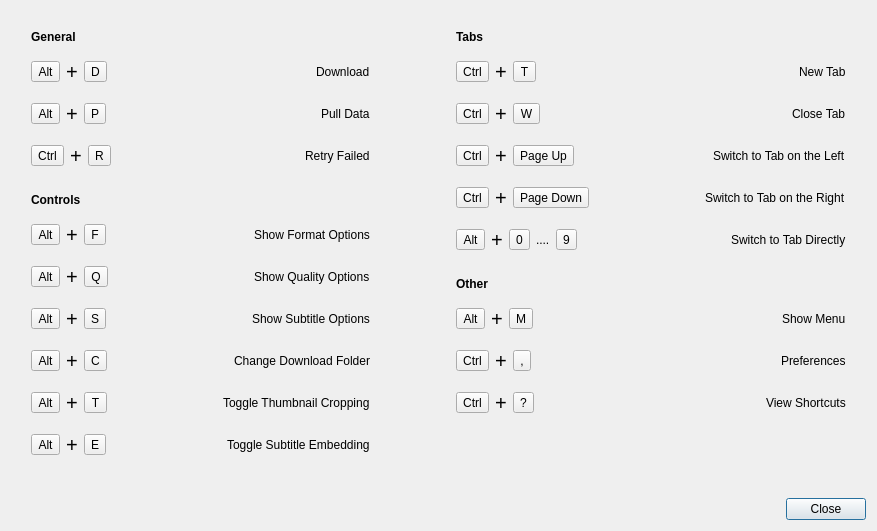
Qt form src/media_downloader/ui/keyboard_shortcuts_dialog.ui (markop404/media-downloader) before a commit.
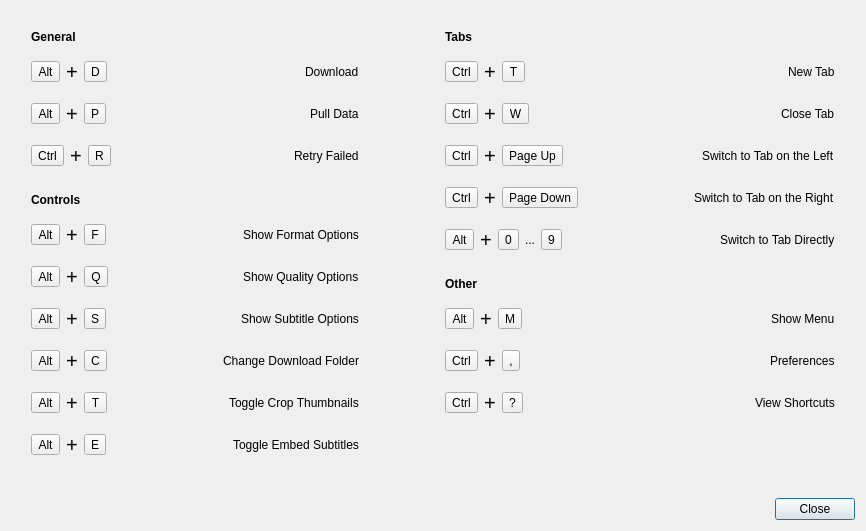
The same form after that commit.

What changed in the file:
```diff
--- a/src/media_downloader/ui/keyboard_shortcuts_dialog.ui
+++ b/src/media_downloader/ui/keyboard_shortcuts_dialog.ui
@@ -708,7 +708,7 @@
          <item>
           <widget class="QLabel" name="shortcutDescriptionLabel11">
            <property name="text">
-            <string>Toggle Thumbnail Cropping</string>
+            <string>Toggle Crop Thumbnails</string>
            </property>
            <property name="textInteractionFlags">
             <set>Qt::TextInteractionFlag::LinksAccessibleByMouse|Qt::TextInteractionFlag::TextSelectableByMouse</set>
@@ -787,7 +787,7 @@
          <item>
           <widget class="QLabel" name="shortcutDescriptionLabel10">
            <property name="text">
-            <string>Toggle Subtitle Embedding</string>
+            <string>Toggle Embed Subtitles</string>
            </property>
            <property name="textInteractionFlags">
             <set>Qt::TextInteractionFlag::LinksAccessibleByMouse|Qt::TextInteractionFlag::TextSelectableByMouse</set>
@@ -1233,7 +1233,7 @@
          <item>
           <widget class="QLabel" name="keySeparator4">
            <property name="text">
-            <string>....</string>
+            <string>...</string>
            </property>
           </widget>
          </item>
```
